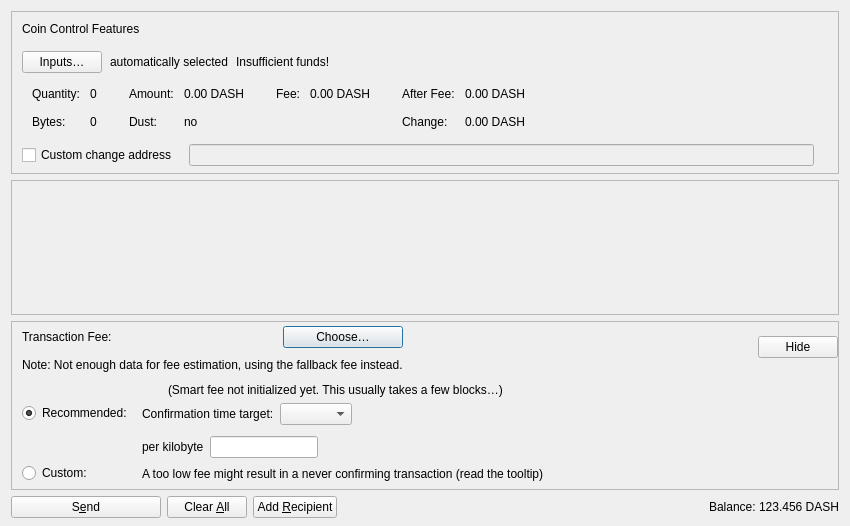
The window that src/qt/forms/sendcoinsdialog.ui (cosanta/cosanta-core) describes before a commit, drawn with Qt 5.
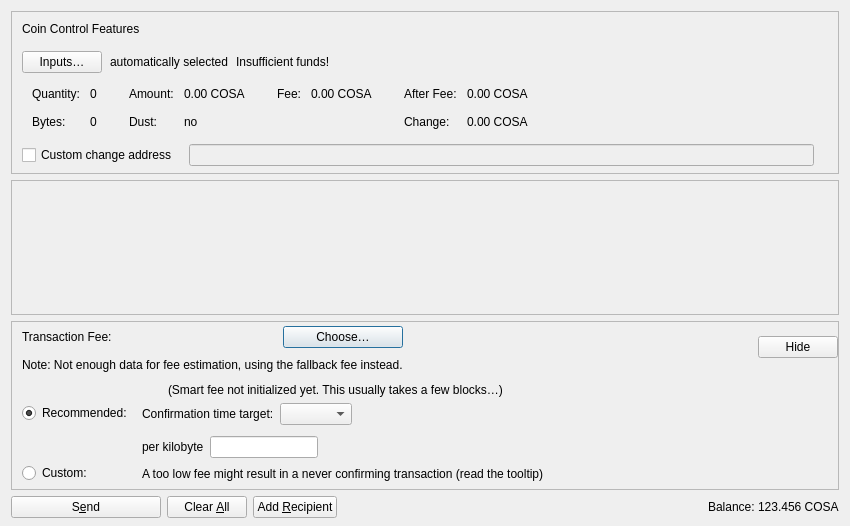
The same window after the commit. Custom widgets are drawn as their Qt base class.

```diff
--- a/src/qt/forms/sendcoinsdialog.ui
+++ b/src/qt/forms/sendcoinsdialog.ui
@@ -288,7 +288,7 @@
                   <enum>Qt::ActionsContextMenu</enum>
                  </property>
                  <property name="text">
-                  <string notr="true">0.00 DASH</string>
+                  <string notr="true">0.00 COSA</string>
                  </property>
                  <property name="textInteractionFlags">
                   <set>Qt::LinksAccessibleByMouse|Qt::TextSelectableByKeyboard|Qt::TextSelectableByMouse</set>
@@ -356,7 +356,7 @@
                   <enum>Qt::ActionsContextMenu</enum>
                  </property>
                  <property name="text">
-                  <string notr="true">0.00 DASH</string>
+                  <string notr="true">0.00 COSA</string>
                  </property>
                  <property name="textInteractionFlags">
                   <set>Qt::LinksAccessibleByMouse|Qt::TextSelectableByKeyboard|Qt::TextSelectableByMouse</set>
@@ -401,7 +401,7 @@
                   <enum>Qt::ActionsContextMenu</enum>
                  </property>
                  <property name="text">
-                  <string notr="true">0.00 DASH</string>
+                  <string notr="true">0.00 COSA</string>
                  </property>
                  <property name="textInteractionFlags">
                   <set>Qt::LinksAccessibleByMouse|Qt::TextSelectableByKeyboard|Qt::TextSelectableByMouse</set>
@@ -424,7 +424,7 @@
                   <enum>Qt::ActionsContextMenu</enum>
                  </property>
                  <property name="text">
-                  <string notr="true">0.00 DASH</string>
+                  <string notr="true">0.00 COSA</string>
                  </property>
                  <property name="textInteractionFlags">
                   <set>Qt::LinksAccessibleByMouse|Qt::TextSelectableByKeyboard|Qt::TextSelectableByMouse</set>
@@ -1134,7 +1134,7 @@
           <cursorShape>IBeamCursor</cursorShape>
          </property>
          <property name="text">
-          <string notr="true">123.456 DASH</string>
+          <string notr="true">123.456 COSA</string>
          </property>
          <property name="textInteractionFlags">
           <set>Qt::LinksAccessibleByMouse|Qt::TextSelectableByKeyboard|Qt::TextSelectableByMouse</set>
```
Left out of the diff: 4 changed lines with no effect on the pictures.
